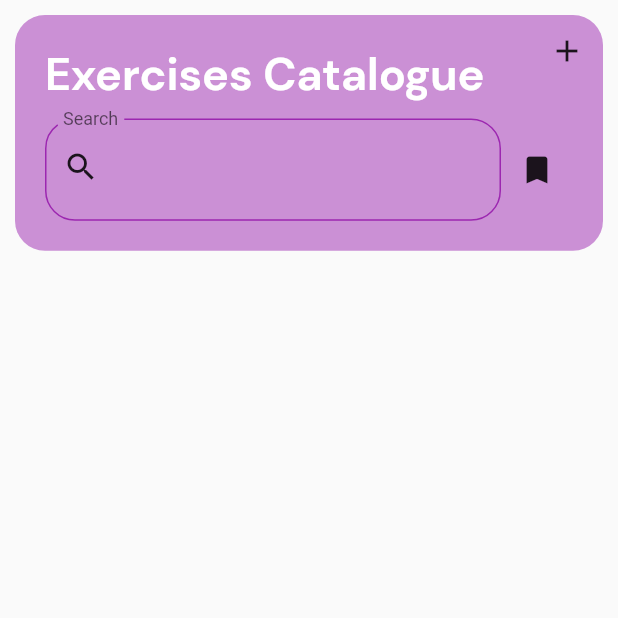
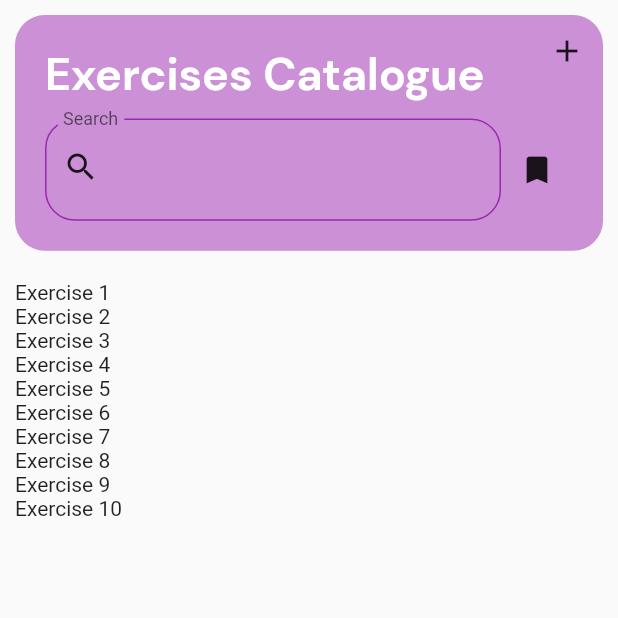
Before and after one commit to KidNeKit/Sportify, a Flutter app: the ExerciseScreen screen opened by its route, on a phone screen of 412 x 824 dp, the top half of it. Run offline on Flutter 3.47's test engine with Material 2 defaults, Android fonts, the phone set to English and light mode, and no system bars; our stand-ins replace cloud_firestore, equatable, firebase_auth, firebase_core, flutter_bloc; accounts and stored records are empty.

Commit message:
Added ExerciseListView

```diff
--- a/lib/config/app_router.dart
+++ b/lib/config/app_router.dart
@@ -1,12 +1,12 @@
 import 'package:flutter/material.dart';
 import 'package:flutter_bloc/flutter_bloc.dart';
-import 'package:sportify/view/screens/exercise_screen/exercise_screen.dart';
 
 import '../cubits/login/login_cubit.dart';
 import '../cubits/registration/registration_cubit.dart';
 import '../repositories/auth_repository.dart';
 import '../view/screens/auth/login_screen.dart';
 import '../view/screens/auth/registration_screen.dart';
+import '../view/screens/exercise_screen/exercise_screen.dart';
 import '../view/screens/home_screen.dart';
 import '../view/screens/splash_screen.dart';
 
--- a/lib/view/screens/exercise_screen/exercise_screen.dart
+++ b/lib/view/screens/exercise_screen/exercise_screen.dart
@@ -1,4 +1,5 @@
 import 'package:flutter/material.dart';
+import 'package:sportify/view/screens/exercise_screen/exercises_list_view.dart';
 
 import 'exercise_catalogue.dart';
 
@@ -14,8 +15,9 @@ class ExerciseScreen extends StatelessWidget {
         body: Column(
           mainAxisAlignment: MainAxisAlignment.spaceBetween,
           mainAxisSize: MainAxisSize.max,
-          children: [
-            const ExercisesCatalogue(),
+          children: const [
+            ExercisesCatalogue(),
+            ExercisesListView(),
           ],
         ),
       ),
--- /dev/null
+++ b/lib/view/screens/exercise_screen/exercises_list_view.dart
@@ -0,0 +1,17 @@
+import 'package:flutter/material.dart';
+
+class ExercisesListView extends StatelessWidget {
+  const ExercisesListView({super.key});
+
+  @override
+  Widget build(BuildContext context) {
+    return Expanded(
+      child: Padding(
+        padding: const EdgeInsets.all(10.0),
+        child: ListView.builder(
+            itemCount: 10,
+            itemBuilder: (ctx, index) => Text('Exercise ${index + 1}')),
+      ),
+    );
+  }
+}
```
